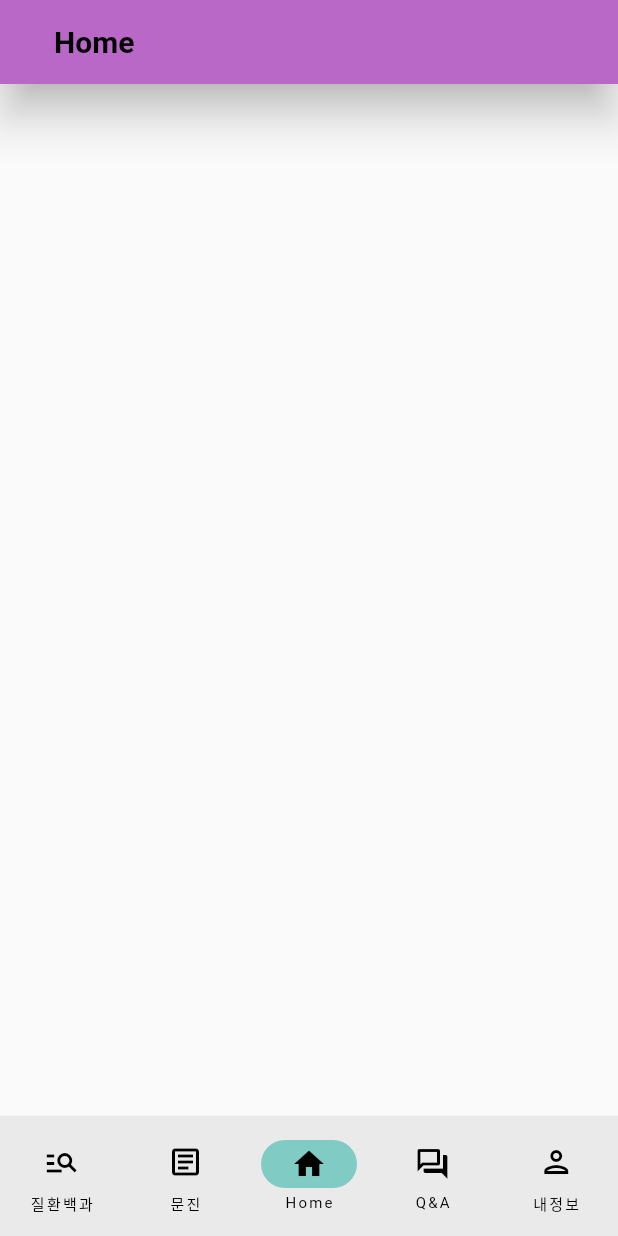
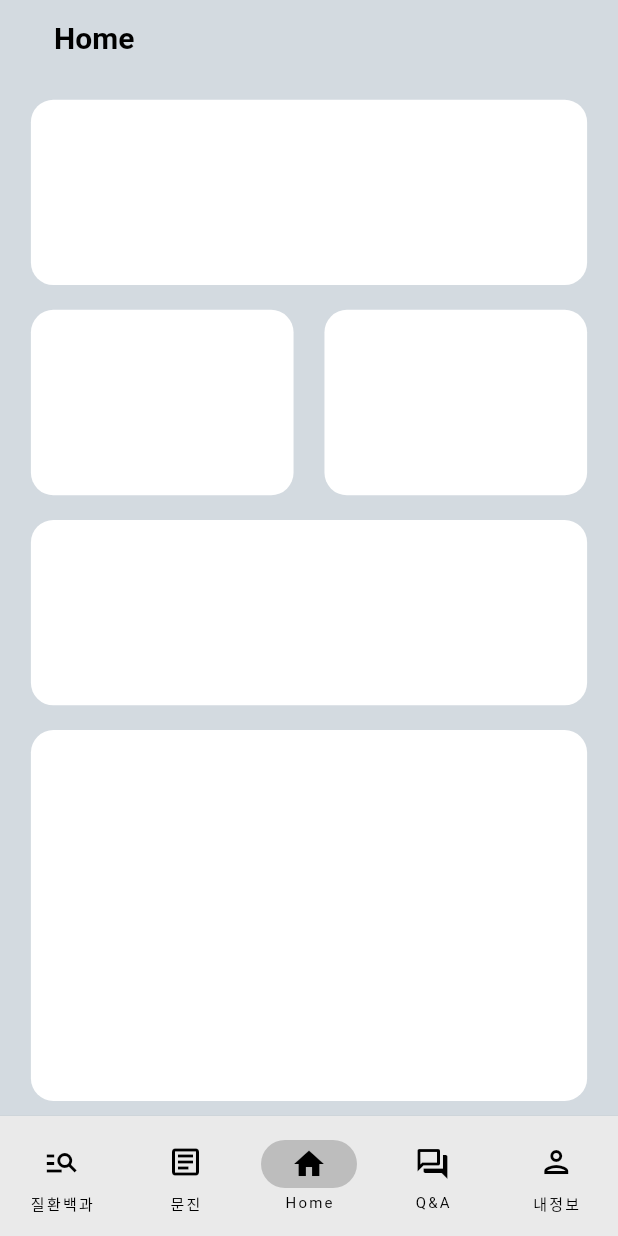
Before and after one commit to akdlcnd0994/flutterDEBG, a Flutter app: the screen it shows after launch, on a phone screen of 412 x 824 dp. Run offline on Flutter 3.47's test engine with Material 2 defaults, Android fonts, the phone set to English and light mode, and no system bars.

Commit message:
home container, appbar height

```diff
--- a/lib/screens/dictionary_screen.dart
+++ b/lib/screens/dictionary_screen.dart
@@ -66,7 +66,7 @@ class DicionaryScreen extends StatelessWidget {
   @override
   Widget build(BuildContext context) {
     double height = MediaQuery.of(context).size.height; // 화면의 높이
-    double width = MediaQuery.of(context).size.width; // 화면의
+    double width = MediaQuery.of(context).size.width; // 화면의 가로
     List<String> pokeywords = <String>[];
     final GlobalKey<ScaffoldState> scaffoldKey = GlobalKey();
     return Scaffold(
@@ -83,7 +83,7 @@ class DicionaryScreen extends StatelessWidget {
               Container(
                 decoration: BoxDecoration(
                   shape: BoxShape.rectangle,
-                  color: Colors.teal[300],
+                  color: Colors.teal[500],
                   borderRadius: const BorderRadius.only(
                     bottomLeft: Radius.circular(20),
                     bottomRight: Radius.circular(20),
@@ -202,7 +202,7 @@ class DicionaryScreen extends StatelessWidget {
                               ),
                               child: Material(
                                 borderRadius: BorderRadius.circular(24.0),
-                                color: Colors.teal[500],
+                                color: Colors.teal[700],
                                 child: InkWell(
                                   splashColor: Colors.teal[200],
                                   borderRadius: BorderRadius.circular(24.0),
@@ -235,7 +235,7 @@ class DicionaryScreen extends StatelessWidget {
                               ),
                               child: Material(
                                 borderRadius: BorderRadius.circular(24.0),
-                                color: Colors.teal[700],
+                                color: Colors.teal[900],
                                 child: InkWell(
                                   splashColor: Colors.teal[200],
                                   borderRadius: BorderRadius.circular(24.0),
@@ -339,7 +339,6 @@ class MainDrawer extends StatelessWidget {
   @override
   Widget build(BuildContext context) {
     double height = MediaQuery.of(context).size.height; // 화면의 높이
-
     return Drawer(
       child: ListView(
         physics: const BouncingScrollPhysics(),
@@ -363,7 +362,7 @@ class MainDrawer extends StatelessWidget {
     return ListTile(
       shape: const Border(bottom: BorderSide(color: Colors.grey)),
       splashColor: Colors.teal[100],
-      leading: Icon(
+      trailing: Icon(
         Icons.double_arrow,
         color: Colors.teal[100],
       ),
--- a/lib/screens/health_check_screen.dart
+++ b/lib/screens/health_check_screen.dart
@@ -7,9 +7,9 @@ class healthCheckScreen extends StatelessWidget {
   Widget build(BuildContext context) {
     return Scaffold(
       appBar: AppBar(
-        elevation: 12,
+        elevation: 0,
         titleSpacing: 10,
-        backgroundColor: Colors.cyan[200],
+        backgroundColor: Colors.teal[400],
         leading: const Padding(
           padding: EdgeInsets.all(8.0),
         ),
@@ -45,7 +45,13 @@ class healthCheckScreen extends StatelessWidget {
           ),
         ],
       ),
-      drawer: const Drawer(),
+      body: ListView(
+        children: const <Widget>[
+          Column(
+            children: [],
+          )
+        ],
+      ),
     );
   }
 }
--- a/lib/screens/home_screen.dart
+++ b/lib/screens/home_screen.dart
@@ -5,12 +5,16 @@ class HomeScreen extends StatelessWidget {
 
   @override
   Widget build(BuildContext context) {
+    double height = MediaQuery.of(context).size.height; // 화면의 높이
+    double width = MediaQuery.of(context).size.width; // 화면의 가로
     return Scaffold(
       appBar: AppBar(
+        toolbarHeight: 50,
+        shadowColor: Colors.white,
         centerTitle: true,
-        elevation: 12,
+        elevation: 0,
         titleSpacing: 10,
-        backgroundColor: Colors.purple[300],
+        backgroundColor: const Color.fromARGB(255, 211, 218, 224),
         leading: const Padding(
           padding: EdgeInsets.all(8.0),
         ),
@@ -31,6 +35,99 @@ class HomeScreen extends StatelessWidget {
           ),
         ],
       ),
+      body: Container(
+        color: const Color.fromARGB(255, 211, 218, 224),
+        child: ListView(
+          children: <Widget>[
+            Column(
+              children: [
+                SizedBox(
+                  height: height * 0.02,
+                ),
+                Container(
+                  padding: const EdgeInsets.all(10),
+                  height: height * 0.15,
+                  width: width * 0.90,
+                  decoration: BoxDecoration(
+                    color: Colors.white,
+                    shape: BoxShape.rectangle,
+                    borderRadius: BorderRadius.circular(15),
+                  ),
+                ),
+                SizedBox(
+                  height: height * 0.02,
+                )
+              ],
+            ),
+            Column(
+              children: [
+                Row(
+                  mainAxisAlignment: MainAxisAlignment.spaceEvenly,
+                  children: [
+                    Container(
+                      padding: const EdgeInsets.all(10),
+                      height: height * 0.15,
+                      width: width * 0.425,
+                      decoration: BoxDecoration(
+                        color: Colors.white,
+                        shape: BoxShape.rectangle,
+                        borderRadius: BorderRadius.circular(15),
+                      ),
+                    ),
+                    Container(
+                      padding: const EdgeInsets.all(10),
+                      height: height * 0.15,
+                      width: width * 0.425,
+                      decoration: BoxDecoration(
+                        color: Colors.white,
+                        shape: BoxShape.rectangle,
+                        borderRadius: BorderRadius.circular(15),
+                      ),
+                    )
+                  ],
+                ),
+                SizedBox(
+                  height: height * 0.02,
+                )
+              ],
+            ),
+            Column(
+              children: [
+                Container(
+                  padding: const EdgeInsets.all(10),
+                  height: height * 0.15,
+                  width: width * 0.90,
+                  decoration: BoxDecoration(
+                    color: Colors.white,
+                    shape: BoxShape.rectangle,
+                    borderRadius: BorderRadius.circular(15),
+                  ),
+                ),
+                SizedBox(
+                  height: height * 0.02,
+                )
+              ],
+            ),
+            Column(
+              children: [
+                Container(
+                  padding: const EdgeInsets.all(10),
+                  height: height * 0.30,
+                  width: width * 0.90,
+                  decoration: BoxDecoration(
+                    color: Colors.white,
+                    shape: BoxShape.rectangle,
+                    borderRadius: BorderRadius.circular(15),
+                  ),
+                ),
+                SizedBox(
+                  height: height * 0.02,
+                )
+              ],
+            ),
+          ],
+        ),
+      ),
     );
   }
 }
--- a/lib/screens/my_info_screen.dart
+++ b/lib/screens/my_info_screen.dart
@@ -6,11 +6,12 @@ class MyInfoScreen extends StatelessWidget {
   @override
   Widget build(BuildContext context) {
     return Scaffold(
-      backgroundColor: Colors.white,
+      backgroundColor: Colors.grey[200],
       appBar: AppBar(
-        elevation: 12,
+        toolbarHeight: 50,
+        elevation: 0,
         titleSpacing: 10,
-        backgroundColor: Colors.orange[100],
+        backgroundColor: Colors.white,
         leading: const Padding(
           padding: EdgeInsets.all(8.0),
         ),
--- a/lib/screens/qna_screen.dart
+++ b/lib/screens/qna_screen.dart
@@ -36,7 +36,8 @@ class MyChatUIState extends State<QNAScreen> {
     return Scaffold(
       backgroundColor: const Color.fromARGB(255, 236, 244, 249),
       appBar: AppBar(
-        elevation: 12,
+        toolbarHeight: 40,
+        elevation: 0,
         titleSpacing: 10,
         backgroundColor: Colors.blue[300],
         leading: const Padding(
@@ -45,6 +46,7 @@ class MyChatUIState extends State<QNAScreen> {
         leadingWidth: 10,
         title: ListTile(
           leading: CircleAvatar(
+            radius: 18,
             backgroundImage: NetworkImage(url),
           ),
           title: const Text(
--- a/lib/widget/navigation_screen.dart
+++ b/lib/widget/navigation_screen.dart
@@ -50,7 +50,7 @@ class _NavigationState extends State<NavigationScreen> {
             currentPageIndex = index;
           });
         },
-        indicatorColor: Colors.teal[200],
+        indicatorColor: Colors.grey[400],
         elevation: 1.0,
         selectedIndex: currentPageIndex,
         destinations: <Widget>[
```
